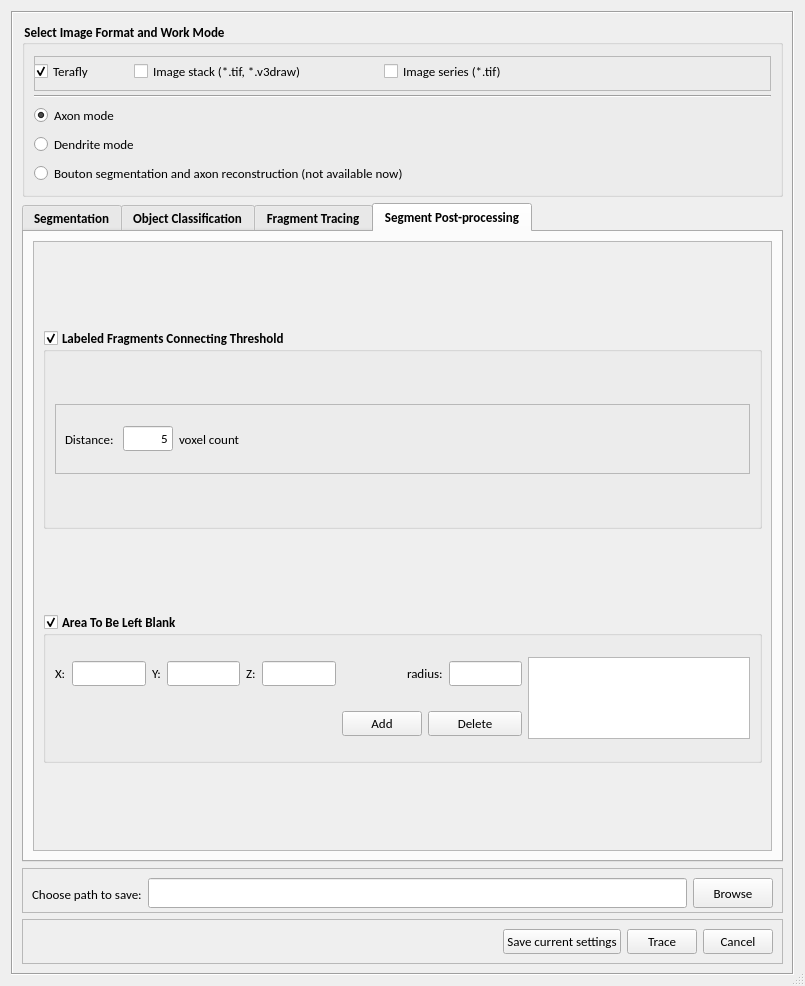
Before: the Qt Designer form hackathon/MK/Fragmented_autoTrace/fragmentedTraceUI.ui in Vaa3D/vaa3d_tools, drawn with Qt 5.
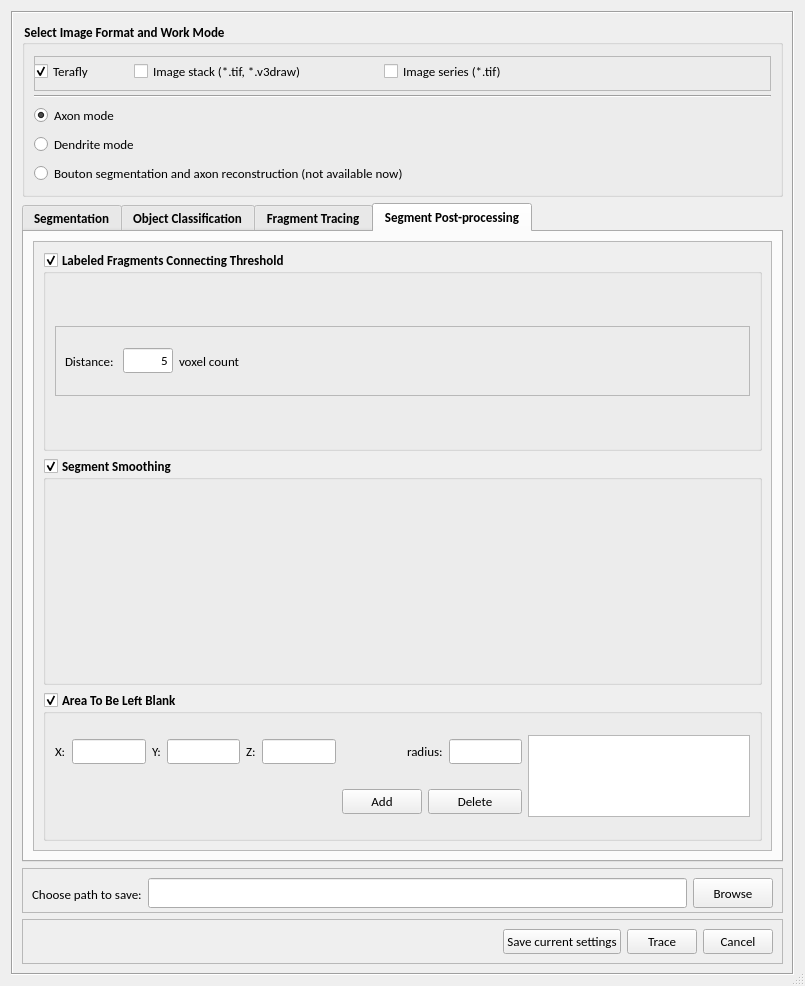
After: the same form once the commit is applied. The open tabs and pages were chosen to show the change.

Patch:
```diff
--- a/hackathon/MK/Fragmented_autoTrace/fragmentedTraceUI.ui
+++ b/hackathon/MK/Fragmented_autoTrace/fragmentedTraceUI.ui
@@ -1243,6 +1243,16 @@
                 </layout>
                </widget>
               </item>
+              <item>
+               <widget class="QGroupBox" name="groupBox_9">
+                <property name="title">
+                 <string>Segment Smoothing</string>
+                </property>
+                <property name="checkable">
+                 <bool>true</bool>
+                </property>
+               </widget>
+              </item>
               <item>
                <widget class="QGroupBox" name="groupBox_7">
                 <property name="maximumSize">
```
Left out of the diff: 2 changed lines with no effect on the pictures.
